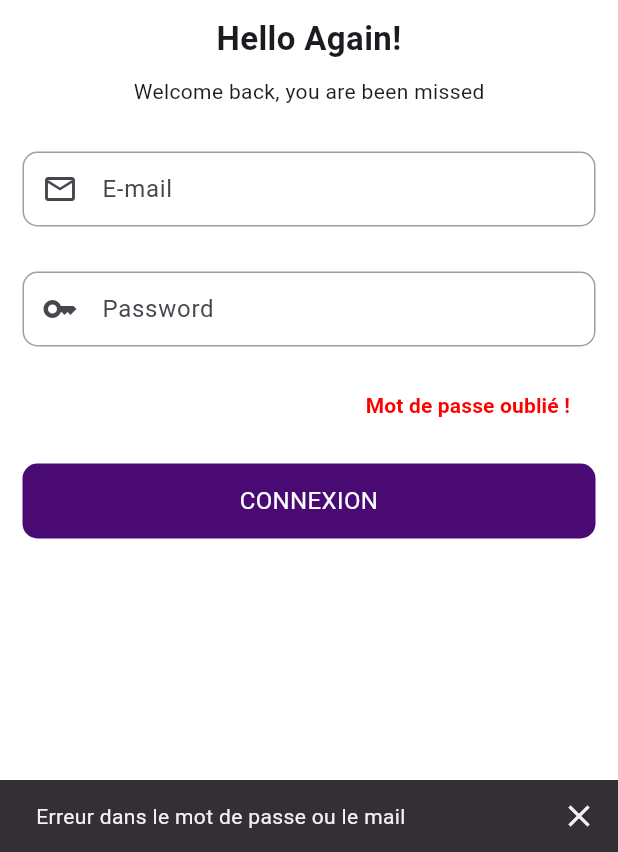
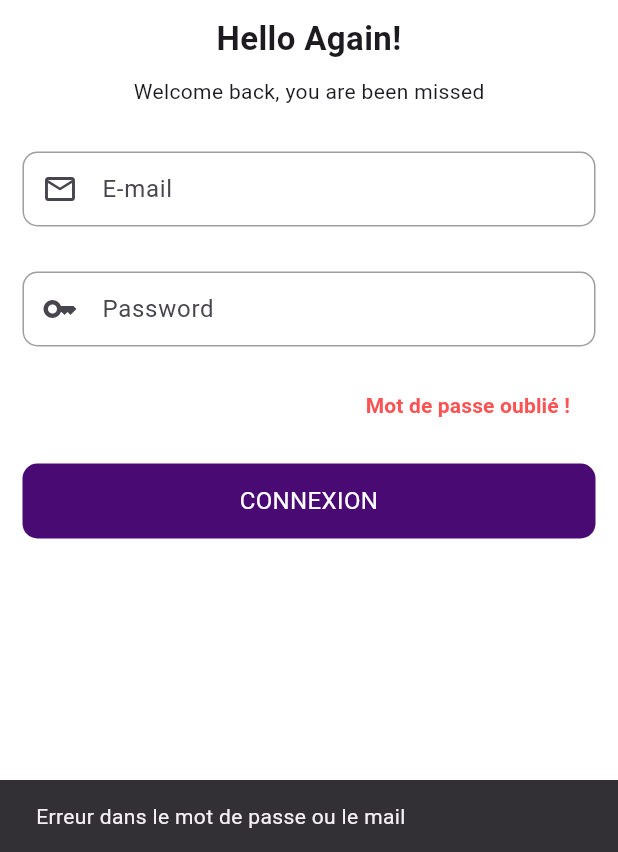
Before and after one commit to yacou226/FinanceMe, a Flutter app: the LoginPage screen opened directly, after a tap on "CONNEXION", on a phone screen of 412 x 824 dp, the part 384-1236 px from its top. Run offline on Flutter 3.47's test engine with Material 2 defaults, Android fonts, the phone set to English and light mode, and no system bars; our stand-ins replace confetti, dotted_border, file_picker, iconsax, open_file, smooth_page_indicator; missing offline and left inert: bottom_picker, cupertino_radio_choice, text_area.

Commit message:
Revert "Maj"
This reverts commit 887282c5c1d482a3c43bc4e3aec24a75533ac68c.

```diff
--- a/lib/Pages/Auth/LoginPage.dart
+++ b/lib/Pages/Auth/LoginPage.dart
@@ -1,5 +1,6 @@
 import 'package:finance_me/Components/ImageLogo.dart';
 import 'package:finance_me/Components/TextField.dart';
+import 'package:finance_me/Pages/Auth/Register.dart';
 import 'package:finance_me/Pages/Dashboard.dart';
 import 'package:flutter/material.dart';
 
@@ -63,7 +64,7 @@ class LoginPage extends StatelessWidget {
                         child: Text(
                           'Mot de passe oublié !',
                           style: TextStyle(
-                              color: Color.fromRGBO(255, 0, 0, 1),
+                              color: Colors.redAccent,
                               fontWeight: FontWeight.bold,
                               fontSize: 14.0),
                         )),
@@ -81,11 +82,10 @@ class LoginPage extends StatelessWidget {
                               builder: (context) => Dashboard()));
                     } else {
                       ScaffoldMessenger.of(context).showSnackBar(
-                     const   SnackBar(
+                        SnackBar(
                           content:
                               Text("Erreur dans le mot de passe ou le mail"),
-                          duration: Duration(seconds: 3),
-                          showCloseIcon: true
+                          duration: Duration(seconds: 2),
                         ),
                       );
                     }
```
